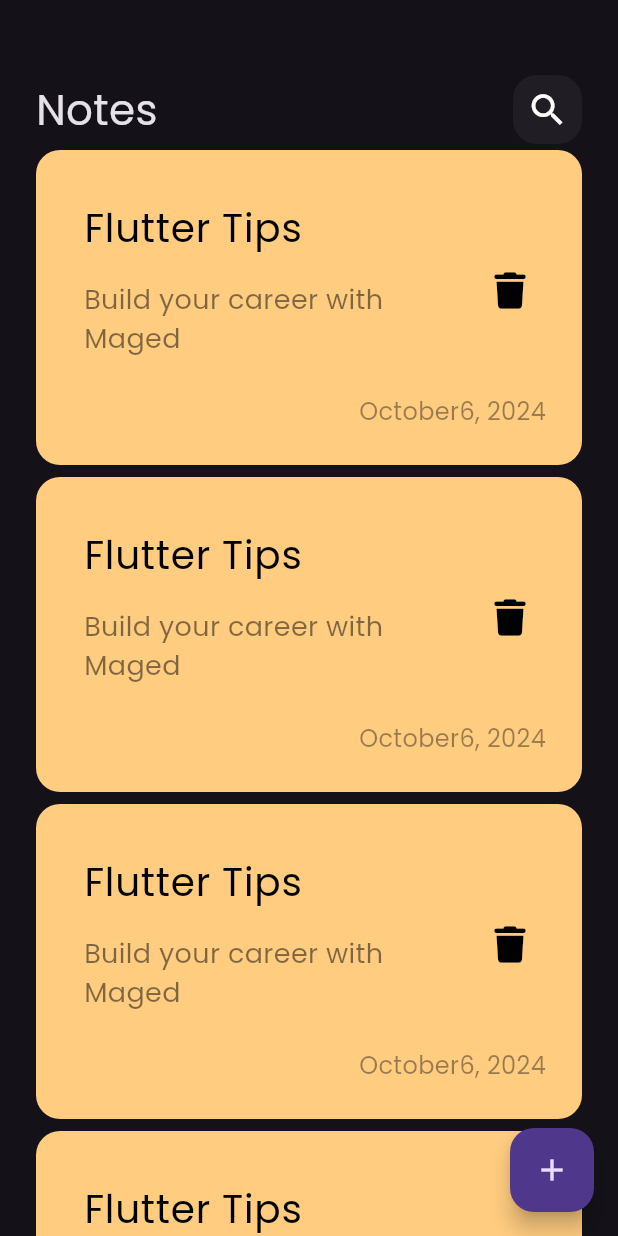
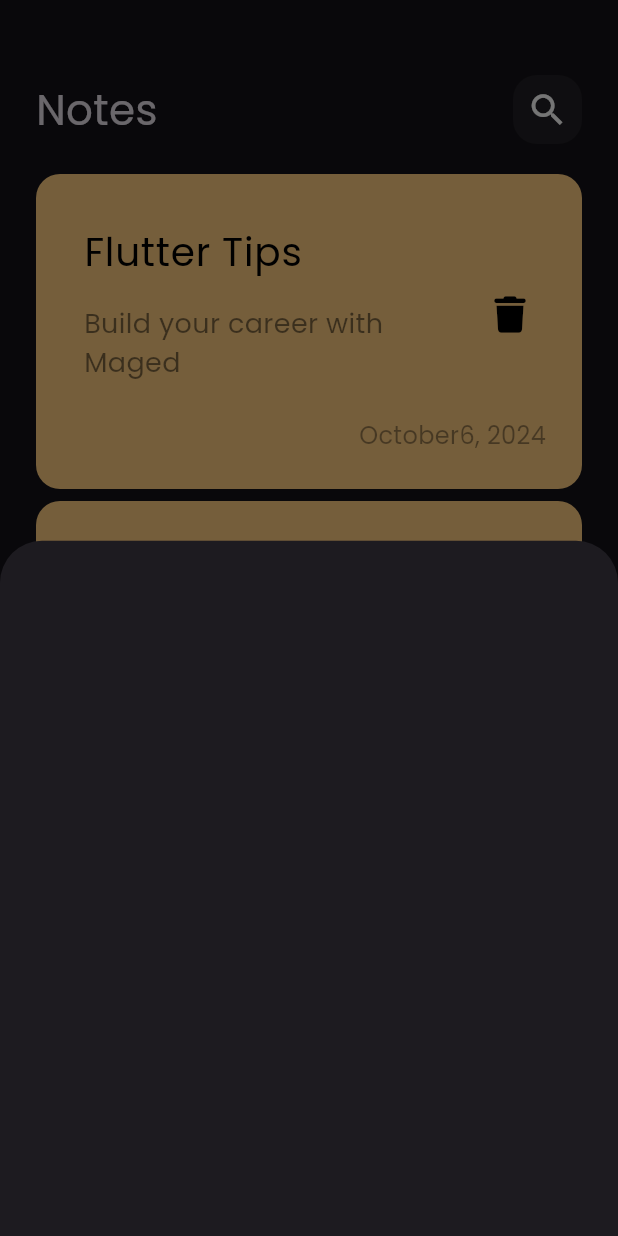
Before and after one commit to MidoMigo1/NotesApp, a Flutter app: the screen it shows after launch, after a tap on the "add" icon, on a phone screen of 412 x 824 dp. Run offline on Flutter 3.47's test engine with Material 3 defaults, Android fonts, the phone set to English and light mode, and no system bars; our stand-ins replace font_awesome_flutter.

Commit message:
added bottom sheet for notes

```diff
--- a/lib/Views/notes_view.dart
+++ b/lib/Views/notes_view.dart
@@ -1,4 +1,5 @@
 import 'package:flutter/material.dart';
+import 'package:notes_app/widgets/add_note_bottom_sheet.dart';
 import 'package:notes_app/widgets/notes_view_body.dart';
 
 class NotesView extends StatelessWidget {
@@ -8,7 +9,13 @@ class NotesView extends StatelessWidget {
   Widget build(BuildContext context) {
     return Scaffold(
       floatingActionButton: FloatingActionButton(
-        onPressed: () {},
+        onPressed: () {
+          showModalBottomSheet(
+              context: context,
+              builder: (context) {
+                return AddNoteBottomSheet();
+              });
+        },
         child: Icon(Icons.add),
       ),
       body: NotesViewBody(),
--- /dev/null
+++ b/lib/widgets/add_note_bottom_sheet.dart
@@ -0,0 +1,10 @@
+import 'package:flutter/material.dart';
+
+class AddNoteBottomSheet extends StatelessWidget {
+  const AddNoteBottomSheet({super.key});
+
+  @override
+  Widget build(BuildContext context) {
+    return Container();
+  }
+}
--- a/lib/widgets/notes_list_view.dart
+++ b/lib/widgets/notes_list_view.dart
@@ -6,11 +6,16 @@ class NotesListView extends StatelessWidget {
 
   @override
   Widget build(BuildContext context) {
-    return ListView.builder(itemBuilder: (context, index) {
-      return Padding(
-        padding: const EdgeInsets.symmetric(vertical: 4),
-        child: const NoteItem(),
-      );
-    });
+    return Padding(
+      padding: const EdgeInsets.symmetric(vertical: 16),
+      child: ListView.builder(
+          padding: EdgeInsets.zero,
+          itemBuilder: (context, index) {
+            return Padding(
+              padding: const EdgeInsets.symmetric(vertical: 4),
+              child: const NoteItem(),
+            );
+          }),
+    );
   }
 }
```
